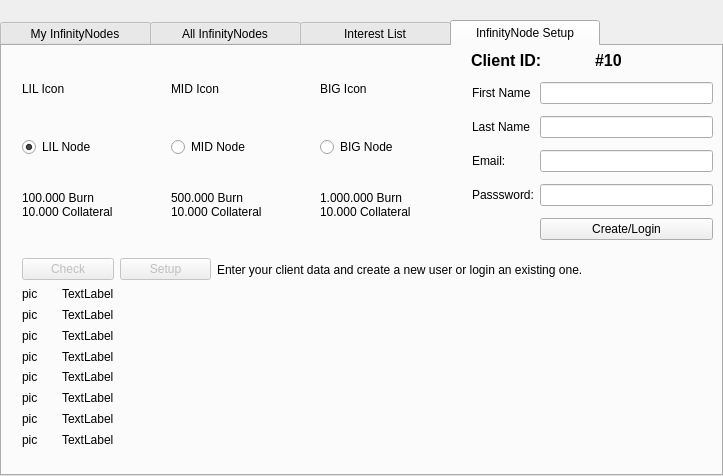
hardwarewise/SIN-core, file src/qt/forms/masternodelist.ui: the form before one commit.
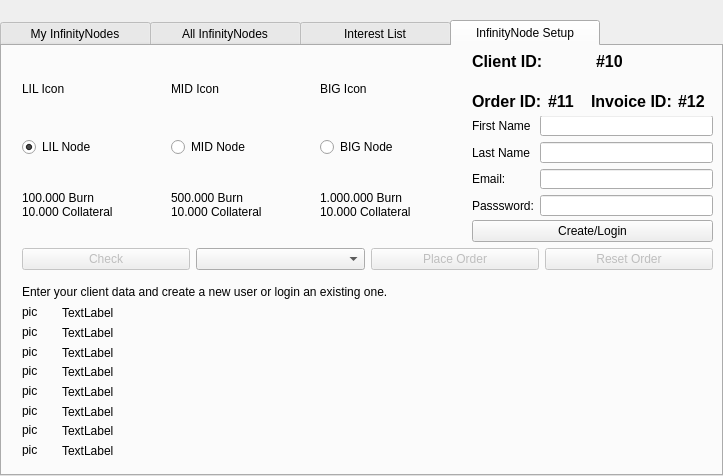
The form after the commit.

Commit message: process order and invoice, wip

Diff of the .ui file:
```diff
--- a/src/qt/forms/masternodelist.ui
+++ b/src/qt/forms/masternodelist.ui
@@ -500,9 +500,9 @@
          <property name="geometry">
           <rect>
            <x>60</x>
-           <y>240</y>
+           <y>260</y>
            <width>651</width>
-           <height>161</height>
+           <height>151</height>
           </rect>
          </property>
          <layout class="QVBoxLayout" name="verticalLayout_5">
@@ -568,9 +568,9 @@
          <property name="geometry">
           <rect>
            <x>20</x>
-           <y>240</y>
+           <y>259</y>
            <width>41</width>
-           <height>161</height>
+           <height>151</height>
           </rect>
          </property>
          <layout class="QVBoxLayout" name="verticalLayout_6">
@@ -636,8 +636,8 @@
          <property name="geometry">
           <rect>
            <x>20</x>
-           <y>210</y>
-           <width>561</width>
+           <y>200</y>
+           <width>691</width>
            <height>27</height>
           </rect>
          </property>
@@ -652,26 +652,26 @@
             </property>
            </widget>
           </item>
+          <item>
+           <widget class="QComboBox" name="comboBilling"/>
+          </item>
           <item>
            <widget class="QPushButton" name="btnSetup">
             <property name="enabled">
              <bool>false</bool>
             </property>
             <property name="text">
-             <string>Setup</string>
+             <string>Place Order</string>
             </property>
            </widget>
           </item>
           <item>
-           <widget class="QLabel" name="labelMessage">
-            <property name="minimumSize">
-             <size>
-              <width>0</width>
-              <height>0</height>
-             </size>
+           <widget class="QPushButton" name="btnSetupReset">
+            <property name="enabled">
+             <bool>false</bool>
             </property>
             <property name="text">
-             <string>Enter your client data and create a new user or login an existing one.</string>
+             <string>Reset Order</string>
             </property>
            </widget>
           </item>
@@ -680,8 +680,8 @@
         <widget class="QWidget" name="horizontalLayoutWidget">
          <property name="geometry">
           <rect>
-           <x>469</x>
-           <y>-1</y>
+           <x>470</x>
+           <y>0</y>
            <width>241</width>
            <height>31</height>
           </rect>
@@ -721,21 +721,24 @@
          <property name="geometry">
           <rect>
            <x>470</x>
-           <y>30</y>
+           <y>70</y>
            <width>241</width>
-           <height>171</height>
+           <height>101</height>
           </rect>
          </property>
          <widget class="QWidget" name="gridLayoutWidget_2">
           <property name="geometry">
            <rect>
             <x>0</x>
-            <y>0</y>
+            <y>-1</y>
             <width>241</width>
-            <height>171</height>
+            <height>101</height>
            </rect>
           </property>
           <layout class="QGridLayout" name="gridLayout_4">
+           <item row="2" column="1">
+            <widget class="QLineEdit" name="txtLastName"/>
+           </item>
            <item row="1" column="0">
             <widget class="QLabel" name="labelFirstName">
              <property name="text">
@@ -743,20 +746,6 @@
              </property>
             </widget>
            </item>
-           <item row="3" column="0">
-            <widget class="QLabel" name="labelEmail">
-             <property name="text">
-              <string>Email:</string>
-             </property>
-            </widget>
-           </item>
-           <item row="4" column="0">
-            <widget class="QLabel" name="labelPassword">
-             <property name="text">
-              <string>Passsword:</string>
-             </property>
-            </widget>
-           </item>
            <item row="2" column="0">
             <widget class="QLabel" name="labelLastName">
              <property name="text">
@@ -764,15 +753,9 @@
              </property>
             </widget>
            </item>
-           <item row="3" column="1">
-            <widget class="QLineEdit" name="txtEmail"/>
-           </item>
            <item row="1" column="1">
             <widget class="QLineEdit" name="txtFirstName"/>
            </item>
-           <item row="2" column="1">
-            <widget class="QLineEdit" name="txtLastName"/>
-           </item>
            <item row="4" column="1">
             <widget class="QLineEdit" name="txtPassword">
              <property name="echoMode">
@@ -780,16 +763,138 @@
              </property>
             </widget>
            </item>
-           <item row="5" column="1">
-            <widget class="QPushButton" name="btnLogin">
+           <item row="3" column="1">
+            <widget class="QLineEdit" name="txtEmail"/>
+           </item>
+           <item row="3" column="0">
+            <widget class="QLabel" name="labelEmail">
              <property name="text">
-              <string>Create/Login</string>
+              <string>Email:</string>
+             </property>
+            </widget>
+           </item>
+           <item row="4" column="0">
+            <widget class="QLabel" name="labelPassword">
+             <property name="text">
+              <string>Passsword:</string>
              </property>
             </widget>
            </item>
           </layout>
          </widget>
         </widget>
+        <widget class="QWidget" name="horizontalLayoutWidget_2">
+         <property name="geometry">
+          <rect>
+           <x>470</x>
+           <y>170</y>
+           <width>241</width>
+           <height>31</height>
+          </rect>
+         </property>
+         <layout class="QHBoxLayout" name="horizontalLayout_4">
+          <item>
+           <widget class="QPushButton" name="btnLogin">
+            <property name="text">
+             <string>Create/Login</string>
+            </property>
+           </widget>
+          </item>
+         </layout>
+        </widget>
+        <widget class="QWidget" name="horizontalLayoutWidget_3">
+         <property name="geometry">
+          <rect>
+           <x>20</x>
+           <y>235</y>
+           <width>681</width>
+           <height>21</height>
+          </rect>
+         </property>
+         <layout class="QHBoxLayout" name="horizontalLayout_6">
+          <item>
+           <widget class="QLabel" name="labelMessage">
+            <property name="minimumSize">
+             <size>
+              <width>0</width>
+              <height>0</height>
+             </size>
+            </property>
+            <property name="text">
+             <string>Enter your client data and create a new user or login an existing one.</string>
+            </property>
+           </widget>
+          </item>
+         </layout>
+        </widget>
+        <widget class="QWidget" name="horizontalLayoutWidget_4">
+         <property name="geometry">
+          <rect>
+           <x>470</x>
+           <y>40</y>
+           <width>242</width>
+           <height>31</height>
+          </rect>
+         </property>
+         <layout class="QHBoxLayout" name="horizontalLayout_7">
+          <item>
+           <widget class="QLabel" name="labelOrder">
+            <property name="font">
+             <font>
+              <pointsize>12</pointsize>
+              <weight>75</weight>
+              <bold>true</bold>
+             </font>
+            </property>
+            <property name="text">
+             <string>Order ID:</string>
+            </property>
+           </widget>
+          </item>
+          <item>
+           <widget class="QLabel" name="labelOrderID">
+            <property name="font">
+             <font>
+              <pointsize>12</pointsize>
+              <weight>75</weight>
+              <bold>true</bold>
+             </font>
+            </property>
+            <property name="text">
+             <string>#11</string>
+            </property>
+           </widget>
+          </item>
+          <item>
+           <widget class="QLabel" name="labelInvoice">
+            <property name="font">
+             <font>
+              <pointsize>12</pointsize>
+              <weight>75</weight>
+              <bold>true</bold>
+             </font>
+            </property>
+            <property name="text">
+             <string>Invoice ID:</string>
+            </property>
+           </widget>
+          </item>
+          <item>
+           <widget class="QLabel" name="labelInvoiceID">
+            <property name="font">
+             <font>
+              <pointsize>12</pointsize>
+              <weight>75</weight>
+              <bold>true</bold>
+             </font>
+            </property>
+            <property name="text">
+             <string>#12</string>
+            </property>
+           </widget>
+          </item>
+         </layout>
+        </widget>
        </widget>
       </widget>
      </item>
```
Left out of the diff: 1 changed line with no effect on the pictures. The commit also changes 2 other files.
